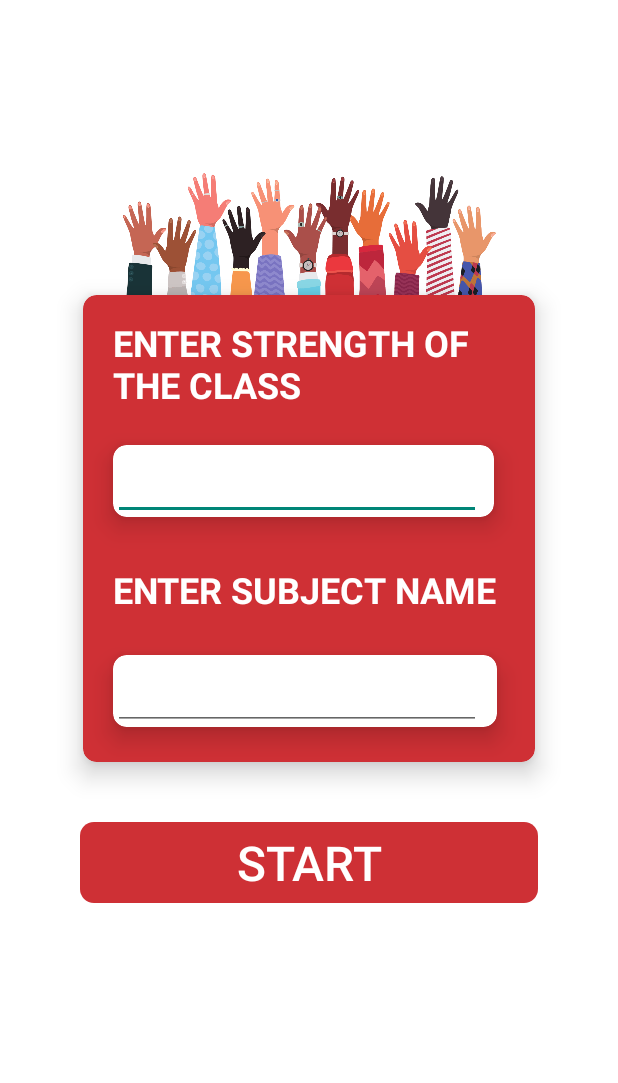
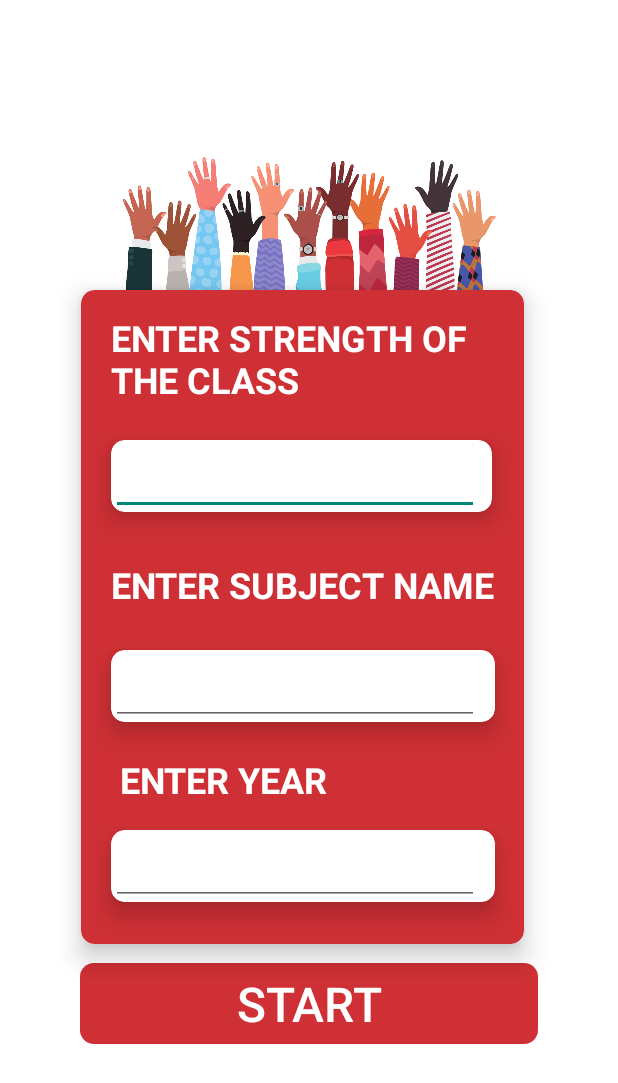
Before and after one commit to ganeshgokani/Attendee, an Android app: the screen it shows after launch (MainActivity), on a phone screen of 412 x 824 dp. Shown: the top 1083 px of the screen. Run offline under Robolectric (Android 15) with nearby library versions, the phone set to English and light mode, and no system bars.

Commit message:
Attendee App

```diff
--- a/app/src/main/java/com/example/attendeeapk/MainActivity.kt
+++ b/app/src/main/java/com/example/attendeeapk/MainActivity.kt
@@ -23,6 +23,7 @@ class MainActivity : AppCompatActivity() {
             val clasStrength = findViewById<EditText>(R.id.editTextPhone)
             val editTextVal = clasStrength?.text?.toString()?.toIntOrNull()
             val sub= findViewById<EditText>(R.id.editTexttext)
+            val year =findViewById<EditText>(R.id.editTextYear)
             val subjectName=sub?.text?.toString()
 
             //checking entered value
@@ -31,6 +32,7 @@ class MainActivity : AppCompatActivity() {
                     val intent = Intent(this, SecondActivity::class.java).also {
                         it.putExtra("enteredNumberKey", editTextVal)
                         it.putExtra("EnterSubject",subjectName.toString())
+                        it.putExtra("EnterYear",year.toString())
                         startActivity(it)
 
                     }}
--- a/app/src/main/java/com/example/attendeeapk/page3.kt
+++ b/app/src/main/java/com/example/attendeeapk/page3.kt
@@ -44,6 +44,7 @@ class SecondActivity : AppCompatActivity() {
 
         totalStrength = intent.getIntExtra("enteredNumberKey", 0)
          val sub = intent.getStringExtra("EnterSubject")
+        val year=intent.getStringExtra("EnterYear")
         rollView = findViewById(R.id.rollview)
         presentView = findViewById(R.id.presnt)
         val goBackButton = findViewById<ImageView>(R.id.backbutton)
@@ -130,14 +131,16 @@ class SecondActivity : AppCompatActivity() {
 
         val shareButtonPresent = findViewById<Button>(R.id.cp)
         val shareButtonAbsent= findViewById<Button>(R.id.ca)
+
+
         shareButtonPresent.setOnClickListener {
             val shareString = presentRollNumbers.joinToString(", ")
             if(num==0)
             {
-                shareText("$formattedDateTime   $sub   \n\nPresenters:\n$shareString")
+                shareText("$formattedDateTime   $sub  $year \n\nPresenters:\n$shareString")
             }else
             {
-                shareText(formattedDateTime+"  Period :${num}  "+sub +"\n\n"+"Presenters:\n"+ shareString)
+                shareText(formattedDateTime+"  Period :${num}  "+sub+"  $year  "+"\n\n"+"Presenters:\n"+ shareString)
             }
 
 
@@ -147,10 +150,10 @@ class SecondActivity : AppCompatActivity() {
             val shareString = absentRollNumbers.joinToString(", ")
             if(num==0)
             {
-                shareText("$formattedDateTime  $sub   \n\nAbsentees:\n$shareString")
+                shareText("$formattedDateTime  $sub  $year  \n\nAbsentees:\n$shareString")
             }else
             {
-                shareText(formattedDateTime+"  Period :${num}   "+sub +"\n\n"+ "Absentees: \n"+shareString)
+                shareText(formattedDateTime+"  Period :${num}   "+sub+"  $year  " +"\n\n"+ "Absentees: \n"+shareString)
             }
 
 
--- a/app/src/main/res/layout-v28/activity_main.xml
+++ b/app/src/main/res/layout-v28/activity_main.xml
@@ -12,8 +12,8 @@
 
     <androidx.cardview.widget.CardView
         android:id="@+id/cardView"
-        android:layout_width="301dp"
-        android:layout_height="311dp"
+        android:layout_width="295dp"
+        android:layout_height="436dp"
         android:layout_marginStart="46dp"
         android:layout_marginEnd="46dp"
         android:outlineAmbientShadowColor="@color/black"
@@ -25,9 +25,10 @@
         app:cardElevation="10dp"
         app:layout_constraintBottom_toBottomOf="parent"
         app:layout_constraintEnd_toEndOf="parent"
+        app:layout_constraintHorizontal_bias="0.333"
         app:layout_constraintStart_toStartOf="parent"
         app:layout_constraintTop_toTopOf="parent"
-        app:layout_constraintVertical_bias="0.384">
+        app:layout_constraintVertical_bias="0.498">
 
         <TextView
             android:layout_width="247dp"
@@ -122,6 +123,46 @@
         </androidx.cardview.widget.CardView>
 
 
+        <androidx.cardview.widget.CardView
+            android:id="@+id/cardView3"
+            android:layout_width="256dp"
+            android:layout_height="48dp"
+            android:layout_marginLeft="20dp"
+            android:layout_marginTop="360dp"
+            android:outlineAmbientShadowColor="@color/black"
+            android:shadowDx="0"
+            android:shadowDy="30"
+            android:shadowRadius="10"
+            app:cardBackgroundColor="@color/white"
+            app:cardCornerRadius="9dp"
+            app:cardElevation="10dp"
+            app:layout_constraintBottom_toBottomOf="parent"
+            app:layout_constraintEnd_toEndOf="parent"
+            app:layout_constraintStart_toStartOf="parent"
+            app:layout_constraintTop_toTopOf="parent">
+
+            <EditText
+                android:id="@+id/editTextYear"
+                android:layout_width="245dp"
+                android:layout_height="50dp"
+
+                android:ems="10"
+                android:inputType="text"
+                android:textColor="#000000"
+                android:visibility="visible" />
+        </androidx.cardview.widget.CardView>
+
+        <TextView
+            android:id="@+id/textView"
+            android:layout_width="wrap_content"
+            android:layout_height="wrap_content"
+            android:layout_marginLeft="20dp"
+            android:layout_marginTop="310dp"
+            android:text=" ENTER YEAR"
+            android:textColor="#FFFFFF"
+            android:textSize="24sp"
+            android:textStyle="bold" />
+
 
     </androidx.cardview.widget.CardView>
 
@@ -129,17 +170,19 @@
         android:id="@+id/imageView2"
         android:layout_width="287dp"
         android:layout_height="228dp"
-        android:layout_marginBottom="224dp"
+        android:layout_marginBottom="356dp"
         app:layout_constraintBottom_toBottomOf="@+id/cardView"
         app:layout_constraintEnd_toEndOf="parent"
         app:layout_constraintStart_toStartOf="parent"
+        app:layout_constraintTop_toTopOf="parent"
+        app:layout_constraintVertical_bias="1.0"
         app:srcCompat="@drawable/brown_minimal_ui_testimonial_facebook_post" />
 
     <androidx.appcompat.widget.AppCompatButton
         android:id="@+id/button2"
         android:layout_width="305dp"
         android:layout_height="54dp"
-        android:layout_marginTop="40dp"
+        android:layout_marginBottom="116dp"
         android:background="@drawable/round"
         android:backgroundTint="@color/red"
         android:text="START"
@@ -148,7 +191,6 @@
         app:layout_constraintBottom_toBottomOf="parent"
         app:layout_constraintEnd_toEndOf="parent"
         app:layout_constraintStart_toStartOf="parent"
-        app:layout_constraintTop_toBottomOf="@+id/cardView"
-        app:layout_constraintVertical_bias="0.0" />
+        app:layout_constraintTop_toBottomOf="@+id/cardView" />
 
 </androidx.constraintlayout.widget.ConstraintLayout>
```
